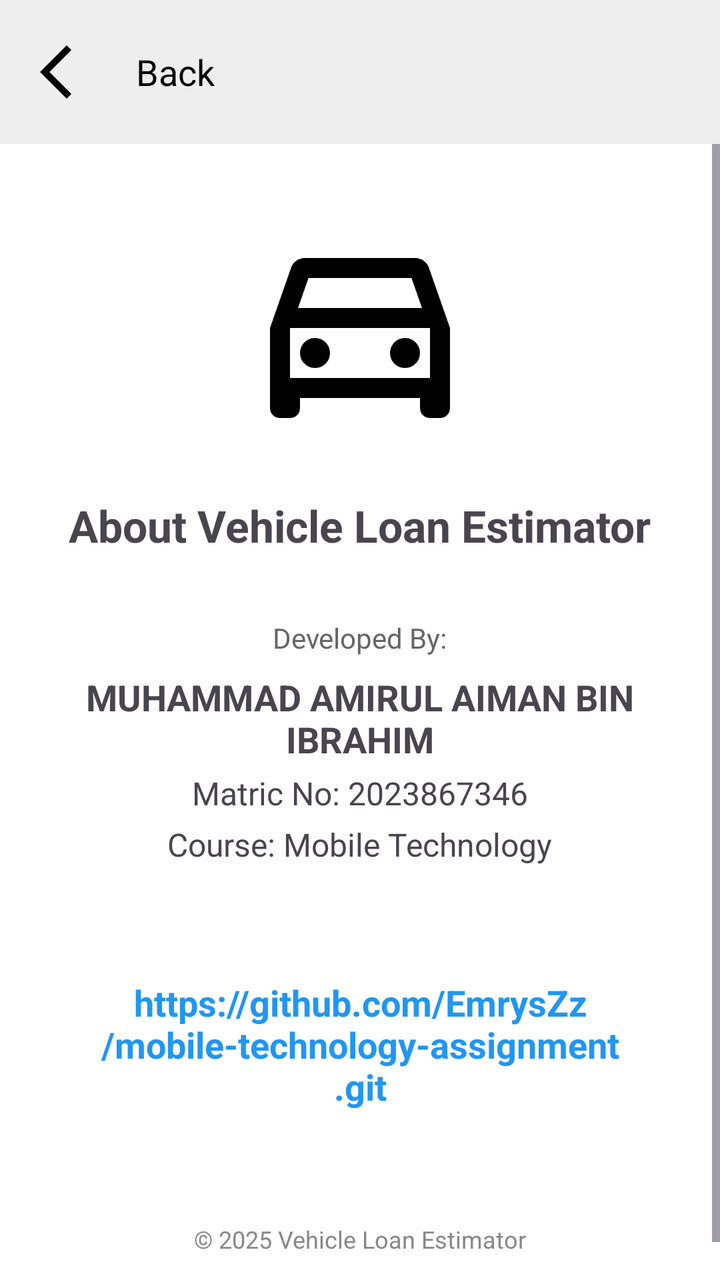
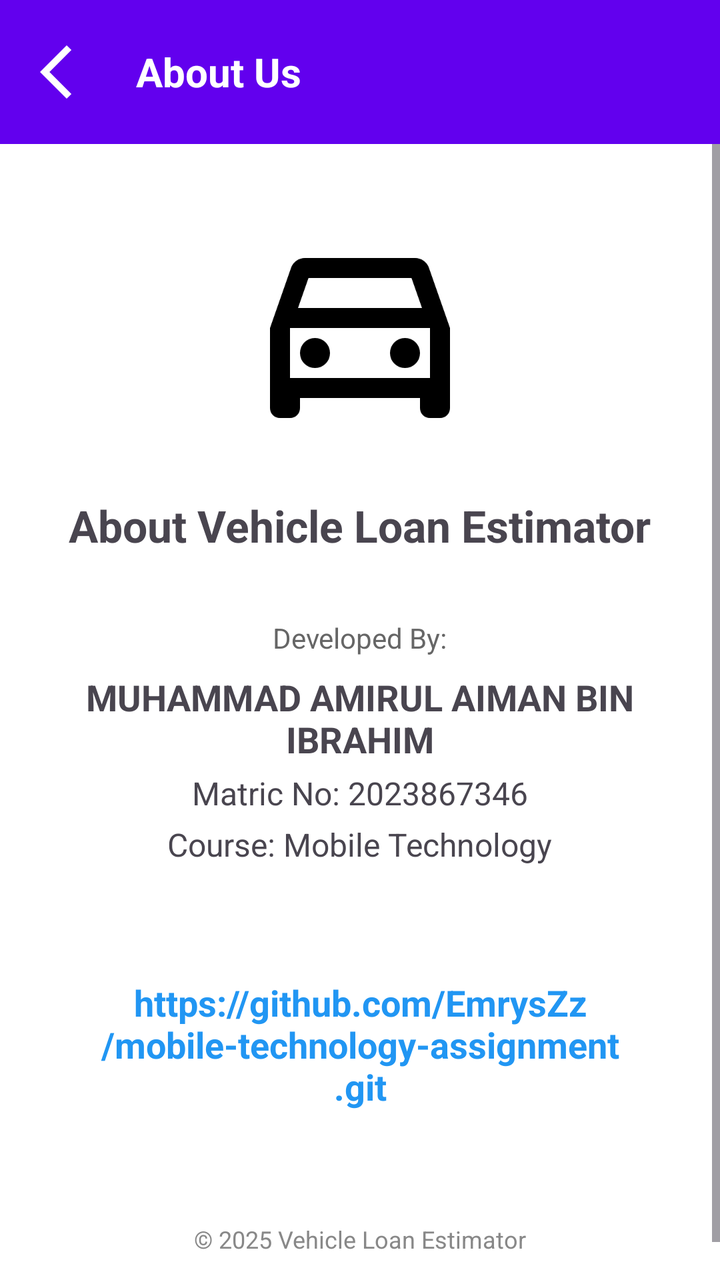

The first picture is an Android layout as it rendered before a commit; the second is the same layout after the commit. The layout source and the unified diff follow.
<!-- AndroidManifest.xml: application theme Theme.VehicleLoanEstimatorV1 -->
<!-- res/layout/activity_about.xml -->
<?xml version="1.0" encoding="utf-8"?>
<LinearLayout xmlns:android="http://schemas.android.com/apk/res/android"
    android:layout_width="match_parent"
    android:layout_height="match_parent"
    android:orientation="vertical"
    android:background="#FFFFFF">

    <LinearLayout
        android:layout_width="match_parent"
        android:layout_height="wrap_content"
        android:orientation="horizontal"
        android:padding="12dp"
        android:background="#EEEEEE"
        android:gravity="center_vertical">

        <ImageButton
            android:id="@+id/btnBack"
            android:layout_width="48dp"
            android:layout_height="48dp"
            android:src="@drawable/ic_back"
            android:background="?attr/selectableItemBackgroundBorderless"
            android:contentDescription="Go Back"
            android:scaleType="fitCenter"
            android:padding="8dp"/>

        <TextView
            android:layout_width="wrap_content"
            android:layout_height="wrap_content"
            android:text="Back"
            android:textSize="18sp"
            android:textColor="#000000"
            android:layout_marginStart="8dp"/>
    </LinearLayout>

    <ScrollView
        android:layout_width="match_parent"
        android:layout_height="match_parent"
        android:fillViewport="true">

        <LinearLayout
            android:layout_width="match_parent"
            android:layout_height="wrap_content"
            android:gravity="center"
            android:orientation="vertical"
            android:padding="32dp">

            <ImageView
                android:id="@+id/ivAppIcon"
                android:layout_width="120dp"
                android:layout_height="120dp"
                android:src="@drawable/ic_car"
                android:contentDescription="App Icon"
                android:layout_marginBottom="24dp"/>

            <TextView
                android:layout_width="wrap_content"
                android:layout_height="wrap_content"
                android:text="About Vehicle Loan Estimator"
                android:textSize="22sp"
                android:textStyle="bold"
                android:gravity="center"
                android:layout_marginBottom="32dp"/>

            <TextView
                android:layout_width="wrap_content"
                android:layout_height="wrap_content"
                android:text="Developed By:"
                android:textColor="#666666"
                android:layout_marginBottom="8dp"/>

            <TextView
                android:id="@+id/tvAuthorName"
                android:layout_width="wrap_content"
                android:layout_height="wrap_content"
                android:layout_marginBottom="4dp"
                android:text="MUHAMMAD AMIRUL AIMAN BIN IBRAHIM"
                android:textAlignment="center"
                android:textSize="18sp"
                android:textStyle="bold" />

            <TextView
                android:id="@+id/tvMatric"
                android:layout_width="wrap_content"
                android:layout_height="wrap_content"
                android:text="Matric No: 2023867346"
                android:textSize="16sp"
                android:layout_marginBottom="4dp"/>

            <TextView
                android:id="@+id/tvCourse"
                android:layout_width="wrap_content"
                android:layout_height="wrap_content"
                android:text="Course: Mobile Technology"
                android:textSize="16sp"
                android:layout_marginBottom="48dp"/>

            <TextView
                android:id="@+id/tvGithubLink"
                android:layout_width="wrap_content"
                android:layout_height="wrap_content"
                android:layout_marginBottom="48dp"
                android:background="?attr/selectableItemBackground"
                android:clickable="true"
                android:focusable="true"
                android:padding="8dp"
                android:text="https://github.com/EmrysZz/mobile-technology-assignment.git"
                android:textAlignment="center"
                android:textColor="#2196F3"
                android:textSize="18sp"
                android:textStyle="bold" />

            <TextView
                android:id="@+id/tvCopyright"
                android:layout_width="wrap_content"
                android:layout_height="wrap_content"
                android:text="© 2025 Vehicle Loan Estimator"
                android:textSize="12sp"
                android:textColor="#888888"/>

        </LinearLayout>
    </ScrollView>
</LinearLayout>
<!-- resources referenced by this layout -->
<resources>
  <!-- drawable ic_back (drawable) -->
  <vector xmlns:android="http://schemas.android.com/apk/res/android" android:autoMirrored="true" android:height="24dp" android:tint="#000000" android:viewportHeight="960" android:viewportWidth="960" android:width="24dp">
        
      <path android:fillColor="@android:color/white" android:pathData="M400,880L0,480L400,80L471,151L142,480L471,809L400,880Z"/>
      
  </vector>
  <!-- drawable ic_car (drawable) -->
  <vector xmlns:android="http://schemas.android.com/apk/res/android" android:height="24dp" android:tint="#000000" android:viewportHeight="960" android:viewportWidth="960" android:width="24dp">
        
      <path android:fillColor="@android:color/white" android:pathData="M240,760L240,800Q240,817 228.5,828.5Q217,840 200,840L160,840Q143,840 131.5,828.5Q120,817 120,800L120,480L204,240Q210,222 225.5,211Q241,200 260,200L700,200Q719,200 734.5,211Q750,222 756,240L840,480L840,800Q840,817 828.5,828.5Q817,840 800,840L760,840Q743,840 731.5,828.5Q720,817 720,800L720,760L240,760ZM232,400L728,400L686,280L274,280L232,400ZM200,480L200,480L200,680L200,680L200,480ZM300,640Q325,640 342.5,622.5Q360,605 360,580Q360,555 342.5,537.5Q325,520 300,520Q275,520 257.5,537.5Q240,555 240,580Q240,605 257.5,622.5Q275,640 300,640ZM660,640Q685,640 702.5,622.5Q720,605 720,580Q720,555 702.5,537.5Q685,520 660,520Q635,520 617.5,537.5Q600,555 600,580Q600,605 617.5,622.5Q635,640 660,640ZM200,680L760,680L760,480L200,480L200,680Z"/>
      
  </vector>
  <style name="Theme.VehicleLoanEstimatorV1" parent="Base.Theme.VehicleLoanEstimatorV1" />
  <style name="Base.Theme.VehicleLoanEstimatorV1" parent="Theme.Material3.DayNight.NoActionBar">
          
          
      </style>
</resources>

<!-- the commit's change to res/layout/activity_about.xml (unified diff, before → after) -->
@@ -1,35 +1,38 @@
 <?xml version="1.0" encoding="utf-8"?>
 <LinearLayout xmlns:android="http://schemas.android.com/apk/res/android"
+    xmlns:app="http://schemas.android.com/apk/res-auto"
     android:layout_width="match_parent"
     android:layout_height="match_parent"
-    android:orientation="vertical"
-    android:background="#FFFFFF">
+    android:background="#FFFFFF"
+    android:orientation="vertical">
 
     <LinearLayout
         android:layout_width="match_parent"
         android:layout_height="wrap_content"
+        android:background="@color/purple_500"
+        android:gravity="center_vertical"
         android:orientation="horizontal"
-        android:padding="12dp"
-        android:background="#EEEEEE"
-        android:gravity="center_vertical">
+        android:padding="12dp">
 
         <ImageButton
             android:id="@+id/btnBack"
             android:layout_width="48dp"
             android:layout_height="48dp"
-            android:src="@drawable/ic_back"
             android:background="?attr/selectableItemBackgroundBorderless"
             android:contentDescription="Go Back"
+            android:padding="8dp"
             android:scaleType="fitCenter"
-            android:padding="8dp"/>
+            android:src="@drawable/ic_back"
+            app:tint="@color/white" />
 
         <TextView
             android:layout_width="wrap_content"
             android:layout_height="wrap_content"
-            android:text="Back"
-            android:textSize="18sp"
-            android:textColor="#000000"
-            android:layout_marginStart="8dp"/>
+            android:layout_marginStart="8dp"
+            android:text="About Us"
+            android:textColor="@color/white"
+            android:textSize="20sp"
+            android:textStyle="bold" />
     </LinearLayout>
 
     <ScrollView
@@ -48,25 +51,25 @@
                 android:id="@+id/ivAppIcon"
                 android:layout_width="120dp"
                 android:layout_height="120dp"
-                android:src="@drawable/ic_car"
+                android:layout_marginBottom="24dp"
                 android:contentDescription="App Icon"
-                android:layout_marginBottom="24dp"/>
+                android:src="@drawable/ic_car" />
 
             <TextView
                 android:layout_width="wrap_content"
                 android:layout_height="wrap_content"
+                android:layout_marginBottom="32dp"
+                android:gravity="center"
                 android:text="About Vehicle Loan Estimator"
                 android:textSize="22sp"
-                android:textStyle="bold"
-                android:gravity="center"
-                android:layout_marginBottom="32dp"/>
+                android:textStyle="bold" />
 
             <TextView
                 android:layout_width="wrap_content"
                 android:layout_height="wrap_content"
+                android:layout_marginBottom="8dp"
                 android:text="Developed By:"
-                android:textColor="#666666"
-                android:layout_marginBottom="8dp"/>
+                android:textColor="#666666" />
 
             <TextView
                 android:id="@+id/tvAuthorName"
@@ -82,17 +85,17 @@
                 android:id="@+id/tvMatric"
                 android:layout_width="wrap_content"
                 android:layout_height="wrap_content"
+                android:layout_marginBottom="4dp"
                 android:text="Matric No: 2023867346"
-                android:textSize="16sp"
-                android:layout_marginBottom="4dp"/>
+                android:textSize="16sp" />
 
             <TextView
                 android:id="@+id/tvCourse"
                 android:layout_width="wrap_content"
                 android:layout_height="wrap_content"
+                android:layout_marginBottom="48dp"
                 android:text="Course: Mobile Technology"
-                android:textSize="16sp"
-                android:layout_marginBottom="48dp"/>
+                android:textSize="16sp" />
 
             <TextView
                 android:id="@+id/tvGithubLink"
@@ -114,8 +117,8 @@
                 android:layout_width="wrap_content"
                 android:layout_height="wrap_content"
                 android:text="© 2025 Vehicle Loan Estimator"
-                android:textSize="12sp"
-                android:textColor="#888888"/>
+                android:textColor="#888888"
+                android:textSize="12sp" />
 
         </LinearLayout>
     </ScrollView>
<!-- resource entries referenced after the edit -->
@@ -1,5 +1,7 @@
 <!-- resources referenced by this layout -->
 <resources>
+  <color name="purple_500">#FF6200EE</color>
+  <color name="white">#FFFFFFFF</color>
   <!-- drawable ic_back (drawable) -->
   <vector xmlns:android="http://schemas.android.com/apk/res/android" android:autoMirrored="true" android:height="24dp" android:tint="#000000" android:viewportHeight="960" android:viewportWidth="960" android:width="24dp">
         
